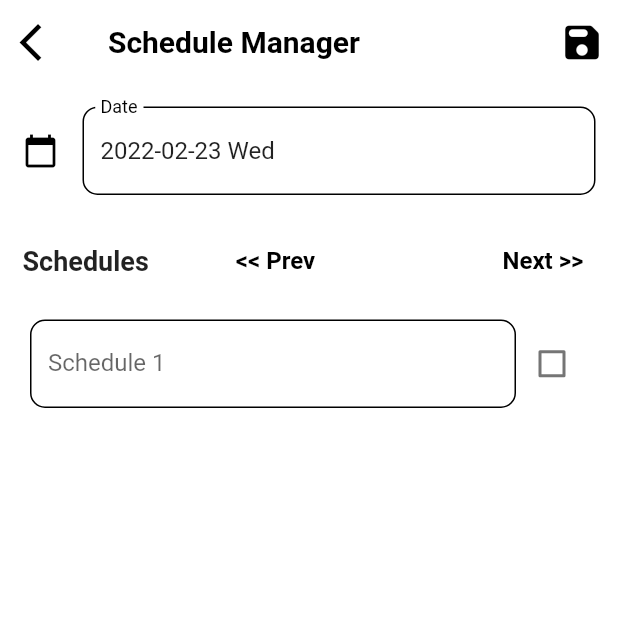
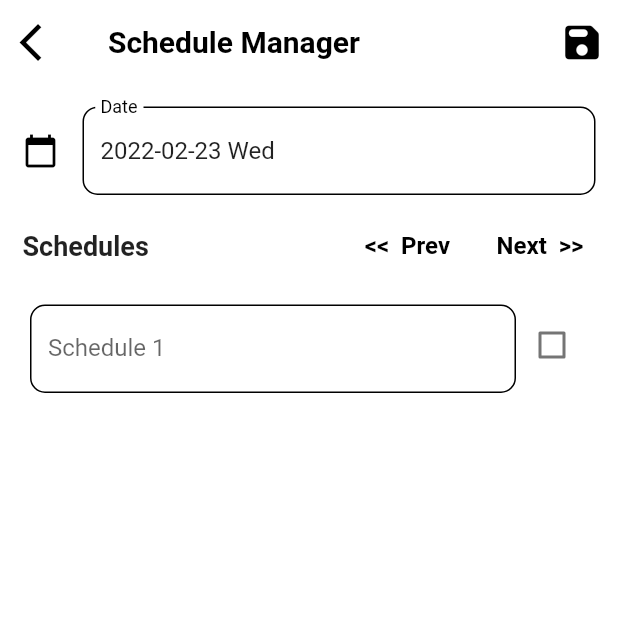
Before and after one commit to bluelove8939/Simple-Planner-Application, a Flutter app: the screen it shows after launch, item 2 of the bottom bar chosen, after a tap on the "menu" icon, after a tap on "Schedule Manager", on a phone screen of 412 x 824 dp, the top half of it. Run offline on Flutter 3.47's test engine with Material 2 defaults, Android fonts, the phone set to English and light mode, and no system bars; our stand-ins replace dotted_border.

Commit message:
Update animations

```diff
--- a/lib/language_pack.dart
+++ b/lib/language_pack.dart
@@ -3,7 +3,6 @@ import 'dart:convert';
 
 import 'package:flutter/material.dart';
 import 'package:flutter/services.dart';
-
 
 
 class Translations {
@@ -38,7 +37,7 @@ class TranslationsDelegate extends LocalizationsDelegate<Translations> {
   const TranslationsDelegate();
 
   @override
-  bool isSupported(Locale locale) => ['ko_KR', 'en_US'].contains(locale.languageCode);
+  bool isSupported(Locale locale) => ['ko', 'en'].contains(locale.languageCode);
 
   @override
   Future<Translations> load(Locale locale) async {
--- a/lib/main.dart
+++ b/lib/main.dart
@@ -1,7 +1,6 @@
 import 'package:flutter/material.dart';
-// import 'package:flutter_localizations/flutter_localizations.dart';
+import 'package:dotted_border/dotted_border.dart';
 import 'package:simpleplanner/appdata_manager.dart';
-// import 'package:simpleplanner/language_pack.dart';
 
 
 // Global schedule data
@@ -21,7 +20,7 @@ List<List> notificationContents = [];
 DateTime addScheduleInitialDate = DateTime.now();
 
 // Constants
-const List<String> weekdays = ['Mon', 'Tue', 'Wed', 'Thu', 'Fri', 'Sat', 'Sun'];
+List<String> weekdays = weekdayNames['en_US']!;
 List<String> monthdays = [for (int i = 1; i < 32; i++) i.toString()];
 List<String> months = [for (int i = 1; i < 13; i++) i.toString()];
 
@@ -39,6 +38,7 @@ void saveAllFiles() {
 
 
 void main() async {
+  print('main called');
   WidgetsFlutterBinding.ensureInitialized();
   scheduleContents = await readAllScheduleFiles();
   taskContents = await readTaskFile();
@@ -57,32 +57,6 @@ class MyApp extends StatelessWidget {
   Widget build(BuildContext context) {
     return MaterialApp(
       home: DailyScheduleMode(),
-      // supportedLocales: const [
-      //   Locale('en', 'US'),
-      //   Locale('ko', 'KR')
-      // ],
-      // localizationsDelegates: const [
-      //   TranslationsDelegate(),
-      //   GlobalMaterialLocalizations.delegate,
-      //   GlobalWidgetsLocalizations.delegate
-      // ],
-      // localeResolutionCallback: (Locale? locale, Iterable<Locale> supportedLocales) {
-      //   if (locale == null) {
-      //     debugPrint("*language locale is null!!!");
-      //     return supportedLocales.first;
-      //   }
-      //
-      //   for (Locale supportedLocale in supportedLocales) {
-      //     if (supportedLocale.languageCode == locale.languageCode ||
-      //         supportedLocale.countryCode == locale.countryCode) {
-      //       debugPrint("*language ok $supportedLocale");
-      //       return supportedLocale;
-      //     }
-      //   }
-      //
-      //   debugPrint("*language to fallback ${supportedLocales.first}");
-      //   return supportedLocales.first;
-      // },
     );
   }
 }
@@ -109,6 +83,7 @@ class _AddScheduleModeState extends State<AddScheduleMode> {
   TextEditingController dateTextController = TextEditingController();
   bool isInitialized = false;
   bool isBackKeyActivated = true;
+  bool dragTriggered = false;
 
   void reconfigureFields() {
     List dirtyScheduleTexts = [];
@@ -266,7 +241,7 @@ class _AddScheduleModeState extends State<AddScheduleMode> {
         child: Row(
           children: [
             Expanded(
-              child: scheduleFields[i],
+              child: Container(margin: EdgeInsets.only(top: 5),child: scheduleFields[i]),
             ),
             scheduleCheckbox[i],
           ],
@@ -371,6 +346,31 @@ class _AddScheduleModeState extends State<AddScheduleMode> {
         else { return false; }},
       child: GestureDetector(
         onTap: () => FocusScope.of(context).unfocus(),
+        onVerticalDragUpdate: (details) {},
+        onHorizontalDragUpdate: (details) {
+          if (dragTriggered) {
+            if (details.delta.direction > 0) {
+              setState(()  {
+                isInitialized = false;
+                targetDate = DateTime(targetDate.year, targetDate.month, targetDate.day + 1);
+                dateTextController.text = dateTime2String(targetDate);
+                initializeFieldController();
+              });
+            } else {
+              setState(() {
+                isInitialized = false;
+                targetDate = DateTime(targetDate.year, targetDate.month, targetDate.day - 1);
+                dateTextController.text = dateTime2String(targetDate);
+                initializeFieldController();
+              });
+            }
+
+            dragTriggered = false;
+          }
+        },
+        onHorizontalDragStart: (details) {
+          dragTriggered = true;
+        },
         child: Scaffold(
           appBar: AppBar(
             actions: <Widget>[
@@ -455,18 +455,20 @@ class _AddScheduleModeState extends State<AddScheduleMode> {
                     ),
 
                     Container(
-                      margin: EdgeInsets.fromLTRB(0, 10, 0, 10), alignment: Alignment.centerLeft,
+                      margin: EdgeInsets.fromLTRB(0, 0, 0, 5), alignment: Alignment.centerLeft,
                       child: Row(
                         children: [
                           Text( 'Schedules', style: TextStyle(fontSize: 18, fontWeight: FontWeight.bold,), ),
                           Expanded(
                             child: Row(
                               children: [
-                                Container(
-                                  padding: EdgeInsets.only(left: 50),
-                                  alignment: Alignment.centerLeft,
+                                Expanded(
+                                  child: Container(
+                                    width: double.infinity,
+                                    padding: EdgeInsets.only(right: 15),
+                                    alignment: Alignment.centerRight,
                                     child: TextButton(
-                                    child: Text('<< Prev', style: TextStyle(fontWeight: FontWeight.bold, color: Colors.black, fontSize: 16),),
+                                      child: Text('<<  Prev', style: TextStyle(fontWeight: FontWeight.bold, color: Colors.black, fontSize: 16),),
                                       onPressed: () {
                                         setState(() {
                                           isInitialized = false;
@@ -477,13 +479,12 @@ class _AddScheduleModeState extends State<AddScheduleMode> {
                                         },
                                     ),
                                   ),
-
-                                Expanded(
-                                  child: Container(
-                                    width: double.infinity,
+                                ),
+
+                                Container(
                                   alignment: Alignment.centerRight,
                                   child: TextButton(
-                                      child: Text('Next >>', style: TextStyle(fontWeight: FontWeight.bold, color: Colors.black, fontSize: 16),),
+                                    child: Text('Next  >>', style: TextStyle(fontWeight: FontWeight.bold, color: Colors.black, fontSize: 16),),
                                     onPressed: () {
                                       setState(() {
                                         isInitialized = false;
@@ -492,7 +493,6 @@ class _AddScheduleModeState extends State<AddScheduleMode> {
                                         initializeFieldController();
                                       });
                                       },
-                                    ),
                                   ),
                                 ),
                               ],
@@ -550,6 +550,7 @@ class _AddTaskModeState extends State<AddTaskMode> {
     if (!isInitialized) {
       dirtyTaskContents = List.from(taskContents);
       dirtyTaskContents.sort((a, b) => b[2].compareTo(a[2]),);
+      dirtyTaskContents.sort((a, b) => a[3].compareTo(b[3]),);
     }
 
     if (widget.initialTaskIndex == -1) {
@@ -589,6 +590,7 @@ class _AddTaskModeState extends State<AddTaskMode> {
       setState(() {
         dirtyTaskContents.add([tasknameController.text, startdateController.text, duedateController.text, bool2String(isChecked)]);
         dirtyTaskContents.sort((a, b) => b[2].compareTo(a[2]),);
+        dirtyTaskContents.sort((a, b) => a[3].compareTo(b[3]),);
         tasknameController.text = '';
         startdateController.text = dateTime2String(DateTime.now());
         duedateController.text = dateTime2String(DateTime.now());
@@ -604,6 +606,7 @@ class _AddTaskModeState extends State<AddTaskMode> {
       setState(() {
         dirtyTaskContents[selectedIndex] = [tasknameController.text, startdateController.text, duedateController.text, bool2String(isChecked)];
         dirtyTaskContents.sort((a, b) => b[2].compareTo(a[2]),);
+        dirtyTaskContents.sort((a, b) => a[3].compareTo(b[3]),);
         isAddNewTaskMode = true;
         tasknameController.text = '';
         startdateController.text = dateTime2String(DateTime.now());
@@ -1997,7 +2000,7 @@ class _AddWeeklyRoutineModeState extends State<AddWeeklyRoutineMode> {
                     width: double.infinity,
                     height: double.infinity,
                     alignment: Alignment.center,
-                    child: Text('Add new tasks', style: TextStyle(
+                    child: Text('Add new routines', style: TextStyle(
                       fontSize: 15, fontWeight: FontWeight.w500, color: Colors.grey,
                     ),),
                   ) : ListView.builder(
@@ -2135,6 +2138,7 @@ class _DailyScheduleModeState extends State<DailyScheduleMode> {
   final GlobalKey<ScaffoldState> _key = GlobalKey();
   int selectedModeIndex = 0;
   bool dragTriggered = false;
+  PageController bodyPageController = PageController(initialPage: 0);
 
   @override
   void initState() {
@@ -2171,6 +2175,7 @@ class _DailyScheduleModeState extends State<DailyScheduleMode> {
     // Initializing Tasks
     if (taskContents.isNotEmpty) {
       taskContents.sort((a, b) => a[2].compareTo(b[2]));
+      taskContents.sort((a, b) => a[3].compareTo(b[3]),);
       for (List targetTask in taskContents) {
         Widget targetWidget = TaskWidget(duedate: targetTask[2], taskname: targetTask[0], isChecked: targetTask[3]);
         if (targetTask[2] == dateTime2String(DateTime.now())) {
@@ -2227,16 +2232,46 @@ class _DailyScheduleModeState extends State<DailyScheduleMode> {
     return Future.value(true);
   }
 
-  Widget generateScheduleMode() {
-    return schedules.isEmpty ? GestureDetector(
-      onTap: () => { openScheduleManager(DateTime.now()) },
+  Widget addTodayScheduleButton({height = 200}) => Container(
+    width: double.infinity, height: height.toDouble(),
+    padding: EdgeInsets.all(10),
+    child: GestureDetector(
+      onTap: () { openScheduleManager(DateTime.now()); },
+      child: DottedBorder(
+        color: Colors.grey,
+        borderType: BorderType.RRect,
+        radius: Radius.circular(10),
         child: Container(
           alignment: Alignment.center,
-        child: Text('Add new schedules', style: TextStyle(
+          child: Text("Add new schedules", style: TextStyle(
             fontSize: 15, fontWeight: FontWeight.w500, color: Colors.grey,
           ),),
         ),
-    ) : Container(
+      ),
+    ),
+  );
+
+  Widget addTaskButton({height = 100}) => GestureDetector(
+    onTap: () { openTaskManager(); },
+    child: Container(
+      padding: EdgeInsets.all(10),
+      child: DottedBorder(
+        color: Colors.grey,
+        borderType: BorderType.RRect,
+        radius: Radius.circular(10),
+        child: Container(
+          alignment: Alignment.center,
+          width: double.infinity, height: height.toDouble(),
+          child: Text("Add new tasks", style: TextStyle(
+            fontSize: 15, fontWeight: FontWeight.w500, color: Colors.grey,
+          ),),
+        ),
+      ),
+    ),
+  );
+
+  Widget generateScheduleMode() {
+    return schedules.isEmpty ? addTodayScheduleButton(height: double.infinity) : Container(
       width: double.infinity, height: double.infinity, margin: EdgeInsets.all(5),
       decoration: BoxDecoration( color: Colors.white70 ),
       child: ListView.builder(
@@ -2252,15 +2287,7 @@ class _DailyScheduleModeState extends State<DailyScheduleMode> {
   }
 
   Widget generateTaskMode() {
-    return tasks.isEmpty ? GestureDetector(
-      onTap: () => { openTaskManager() },
-      child: Container(
-        alignment: Alignment.center,
-        child: Text('Add new tasks', style: TextStyle(
-          fontSize: 15, fontWeight: FontWeight.w500, color: Colors.grey,
-        ),),
-      ),
-    ) : Container(
+    return tasks.isEmpty ? addTaskButton(height: double.infinity) : Container(
       width: double.infinity, height: double.infinity, margin: EdgeInsets.all(5),
       decoration: BoxDecoration( color: Colors.white70 ),
       child: ListView.builder(
@@ -2283,6 +2310,8 @@ class _DailyScheduleModeState extends State<DailyScheduleMode> {
     if (scheduleContents.keys.contains(now)) {
       List<List> targetSchedules = scheduleContents[now]!.toList();
       dashboardWidgets.add(DailyTodoListWidget(dateScheduled: now, todoList: targetSchedules,));
+    } else {
+      dashboardWidgets.add( addTodayScheduleButton() );
     }
 
     // Generate routine widget
@@ -2324,23 +2353,11 @@ class _DailyScheduleModeState extends State<DailyScheduleMode> {
     // Generate tasks widget
     dashboardWidgets = dashboardWidgets + validTasks;
 
-    if (scheduleContents.keys.contains(now) && tasks.isEmpty) {
-      dashboardWidgets.add(IconButton(
-        icon: Icon(Icons.add, color: Colors.black,),
-        onPressed: openTaskManager,
-        iconSize: 25,
-      ));
-    }
-
-    return dashboardWidgets.isEmpty ? GestureDetector(
-      onTap: () => { openScheduleManager(DateTime.now()) },
-      child: Container(
-        alignment: Alignment.center,
-        child: Text("Add new schedules for today", style: TextStyle(
-          fontSize: 15, fontWeight: FontWeight.w500, color: Colors.grey,
-        ),),
-      ),
-    ) : Container(
+    if (validTasks.isEmpty) {
+      dashboardWidgets.add( addTaskButton() );
+    }
+
+    return Container(
       width: double.infinity, height: double.infinity, margin: EdgeInsets.all(5),
       decoration: BoxDecoration( color: Colors.white70 ),
       child: ListView.builder(
@@ -2394,28 +2411,6 @@ class _DailyScheduleModeState extends State<DailyScheduleMode> {
   Widget build(BuildContext context) {
     return WillPopScope(
       onWillPop: onBackPressed,
-      child: GestureDetector(
-        onVerticalDragUpdate: (details) {},
-        onHorizontalDragUpdate: (details) {
-          if (dragTriggered) {
-            if (details.delta.direction > 0) {
-              if (selectedModeIndex < 2) { setState(() {
-                selectedModeIndex++;
-              }); }
-            } else {
-              if (selectedModeIndex > 0) {
-                setState(() { selectedModeIndex--; });
-              } else {
-                _key.currentState!.openDrawer();
-              }
-            }
-
-            dragTriggered = false;
-          }
-        },
-        onHorizontalDragStart: (details) {
-          dragTriggered = true;
-        },
       child: Scaffold(
           key: _key,
           appBar: AppBar(
@@ -2432,7 +2427,21 @@ class _DailyScheduleModeState extends State<DailyScheduleMode> {
             decoration: BoxDecoration(
               color: Colors.white,
             ),
-            child: selectedModeIndex == 0 ? generateDashboardMode() : selectedModeIndex == 1 ? generateScheduleMode() : generateTaskMode(),
+            child: Theme(
+              data: Theme.of(context).copyWith(
+                colorScheme: ColorScheme.fromSwatch().copyWith(secondary: Colors.white),
+              ),
+              child: PageView(
+                physics: ClampingScrollPhysics(),
+                controller: bodyPageController,
+                onPageChanged: (index) { setState(() { selectedModeIndex = index; }); },
+                children: [
+                  generateDashboardMode(),
+                  generateScheduleMode(),
+                  generateTaskMode(),
+                ],
+              ),
+            ),
           ),
 
           drawer: Drawer(
@@ -2520,8 +2529,13 @@ class _DailyScheduleModeState extends State<DailyScheduleMode> {
             ],
             elevation: 0.0, currentIndex: selectedModeIndex,
             selectedItemColor: Colors.amber[800], backgroundColor: Colors.white,
-            onTap: (index) { setState(() { selectedModeIndex = index; }); },
-          ),
+            onTap: (index) { setState(() {
+              selectedModeIndex = index;
+              bodyPageController.animateToPage(
+                selectedModeIndex,
+                duration: Duration(milliseconds: 400),
+                curve: Curves.ease,);
+            }); },
           ),
         ),
     );
--- a/pubspec.yaml
+++ b/pubspec.yaml
@@ -40,6 +40,7 @@ dependencies:
   path_provider: ^2.0.9
   filesystem_picker: ^2.0.0
   permission_handler: ^9.1.0
+  dotted_border: ^2.0.0
 
 
   # The following adds the Cupertino Icons font to your application.
```
Also changed, not shown: lib/appdata_manager.dart (+32 -4 lines), pubspec.lock. Lines whose indentation alone changed are shown as unchanged.
